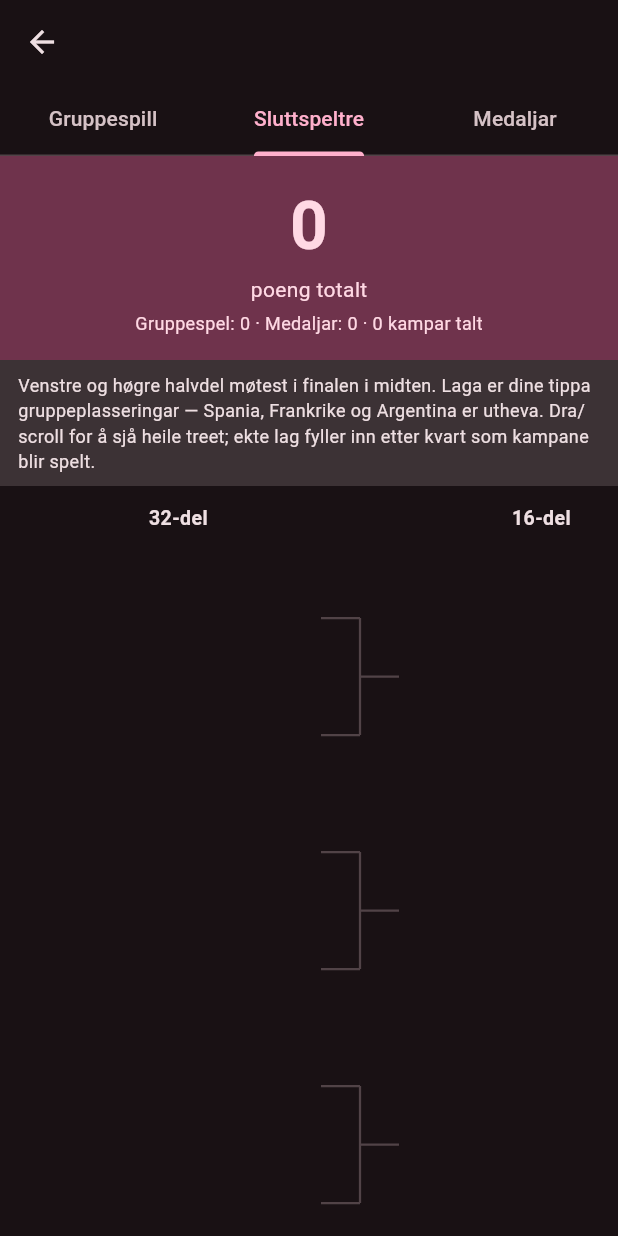
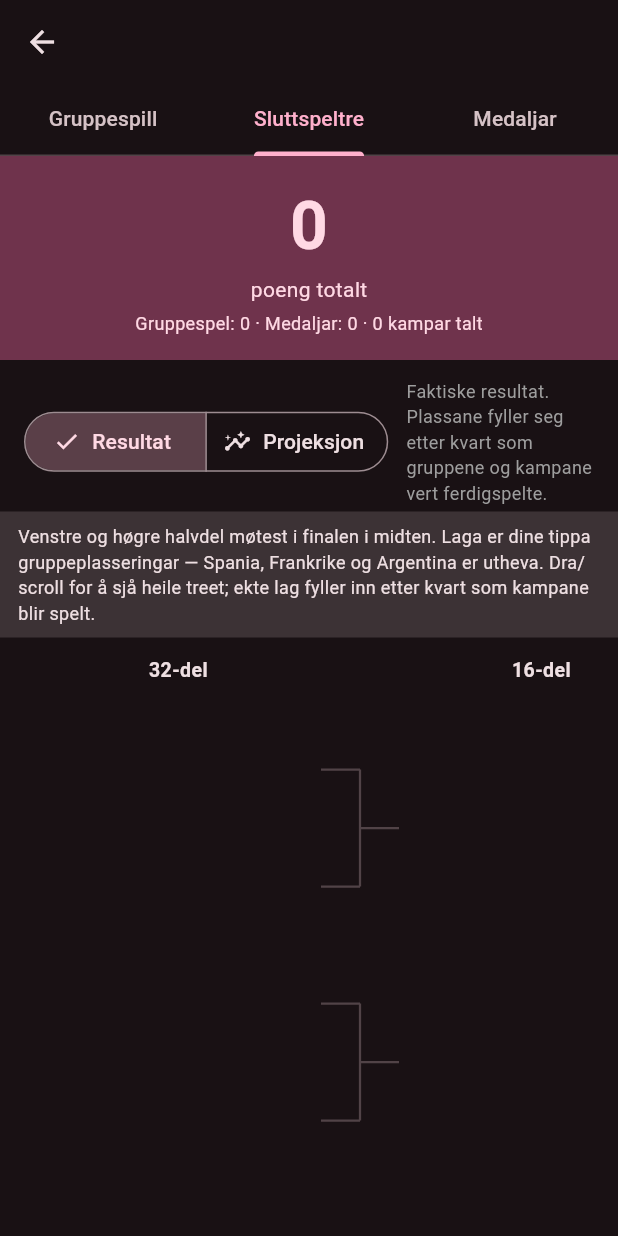
Before and after one commit to theachr/vm-tipping-2026, a Flutter app: the ParticipantPage screen opened directly with empty values, tab 2 chosen, on a phone screen of 412 x 824 dp. Run offline on Flutter 3.47's test engine with Material 3 defaults, Android fonts, the phone set to English and light mode, and no system bars; our stand-ins replace shared_preferences; accounts and stored records are empty; network calls fail.

Commit message:
Veksle sluttspeltre mellom resultat og projeksjon
Legg til ein veksleknapp i sluttspel-fana som byter mellom eit
resultatbasert tre (felles, fyller seg etter kvart som gruppene og
kampane vert ferdigspelte) og deltakaren si eiga projeksjon frå
tippingane. Treet viser resultata som standard.

Co-Authored-By: Claude Opus 4.7 <noreply@anthropic.com>

```diff
--- a/vm_tracker/lib/bracket.dart
+++ b/vm_tracker/lib/bracket.dart
@@ -34,16 +34,25 @@ class _GroupRow {
   int get gd => gf - ga;
 }
 
-/// Rik gruppetabell ut frå ein deltakar sine tippa resultat.
+/// Ein resultatkjelde for ein gruppekamp: returnerer {team1: mål, team2: mål}
+/// eller null om kampen ikkje har eit (tippa eller spelt) resultat enno.
+typedef ScoreFor = Map<String, int>? Function(MatchInfo m);
+
+/// Rik gruppetabell ut frå ei resultatkjelde (tippingar eller faktiske resultat).
 /// "Group X" -> rangerte rader (1.,2.,3.,4.).
 Map<String, List<_GroupRow>> _richStandings(
-    Participant p, List<MatchInfo> matches) {
+    ScoreFor scoreFor, List<MatchInfo> matches,
+    {bool requireComplete = false}) {
   final groups = <String, List<MatchInfo>>{};
   for (final m in matches.where((m) => m.isGroup)) {
     groups.putIfAbsent(m.group, () => []).add(m);
   }
   final out = <String, List<_GroupRow>>{};
   groups.forEach((g, ms) {
+    // I "Resultat"-modus tek vi berre med grupper som er heilt ferdigspelte,
+    // slik at uavgjorde plassar viser plassholdaren (t.d. "1A") i staden for ei
+    // tilfeldig (alfabetisk) gjetting på ein 0-0-0-tabell.
+    if (requireComplete && ms.any((m) => scoreFor(m) == null)) return;
     final pts = <String, int>{};
     final gf = <String, int>{};
     final ga = <String, int>{};
@@ -58,7 +67,7 @@ Map<String, List<_GroupRow>> _richStandings(
     for (final m in ms) {
       ensure(m.team1);
       ensure(m.team2);
-      final pred = p.forMatch(m.team1, m.team2);
+      final pred = scoreFor(m);
       if (pred == null) continue;
       final x = pred[m.team1]!, y = pred[m.team2]!;
       gf[m.team1] = gf[m.team1]! + x;
@@ -101,7 +110,7 @@ int _cmpStanding(_GroupRow a, _GroupRow b) {
 /// Returnerer kart: "Group X" -> rangerte lagnamn (1.,2.,3.,4.).
 Map<String, List<String>> predictedStandings(
     Participant p, List<MatchInfo> matches) {
-  return _richStandings(p, matches)
+  return _richStandings((m) => p.forMatch(m.team1, m.team2), matches)
       .map((g, rows) => MapEntry(g, [for (final r in rows) r.team]));
 }
 
@@ -150,12 +159,20 @@ List<int?> _matchSlots(List<List<int>> slotAllowed, int numGroups) {
 
 /// Bygg heile sluttspeltreet, runde for runde (R32 først).
 /// [winnerSide] gir faktisk vinnar-side (1/2) for ein spelt kamp, elles null.
+/// Bygg sluttspeltreet.
+/// - [scoreFor]: kjelda til gruppeplasseringane. I "Projeksjon"-modus er dette
+///   deltakaren sine tippingar; i "Resultat"-modus er det faktiske resultat.
+/// - [winnerSide]: faktisk vinnar-side (1/2) for ein spelt sluttspelkamp.
+/// I "Resultat"-modus bør [scoreFor] berre gje resultat for ferdigspelte kampar,
+/// slik at treet fyller seg etter kvart som det vert spelt.
 List<KoMatch> buildBracket({
-  required Participant participant,
+  required ScoreFor scoreFor,
   required List<MatchInfo> matches,
   required int? Function(MatchInfo) winnerSide,
+  bool requireComplete = false,
 }) {
-  final rich = _richStandings(participant, matches);
+  final rich =
+      _richStandings(scoreFor, matches, requireComplete: requireComplete);
   final standings =
       rich.map((g, rows) => MapEntry(g, [for (final r in rows) r.team]));
   final groupTeams = <String>{
@@ -213,6 +230,10 @@ List<KoMatch> buildBracket({
   }
   // --------------------------------------------------------------------------
 
+  // I "Resultat"-modus resolvar gruppeplassane berre når gruppa er ferdigspelt,
+  // så då er dei ekte (ikkje projiserte). I "Projeksjon"-modus er dei tippa.
+  final markProjected = !requireComplete;
+
   KoTeam resolveSlot(String code) {
     // Allereie eit ekte lag (gruppespel ferdig / kamp trekt).
     if (groupTeams.contains(code)) return KoTeam(code, code);
@@ -223,13 +244,13 @@ List<KoMatch> buildBracket({
       final tbl = standings['Group ${m[2]}'];
       if (tbl != null && tbl.length >= 2) {
         final t = pos == '1' ? tbl[0] : tbl[1];
-        return KoTeam(t, t, projected: true);
+        return KoTeam(t, t, projected: markProjected);
       }
       return KoTeam(null, code);
     }
     if (_thirdGroups(code) != null) {
       final t = thirdSlotToTeam[code];
-      if (t != null) return KoTeam(t, t, projected: true);
+      if (t != null) return KoTeam(t, t, projected: markProjected);
       return KoTeam(null, '3.plass');
     }
     final wl = _wlRe.firstMatch(code);
--- a/vm_tracker/lib/main.dart
+++ b/vm_tracker/lib/main.dart
@@ -726,6 +726,10 @@ class _ParticipantPageState extends State<ParticipantPage> {
   Overrides get _ovr => widget.overrides;
   List<MatchInfo> get _matches => widget.matches;
 
+  // Sluttspeltre-modus: true = faktiske resultat, false = denne deltakaren si
+  // projeksjon (tipping). Treet skal i utgangspunktet vise resultata.
+  bool _bracketResults = true;
+
   Standing get _standing => standingFor(_p, _matches, _ovr);
 
   @override
@@ -757,13 +761,59 @@ class _ParticipantPageState extends State<ParticipantPage> {
 
   Widget _bracketTab() {
     final ko = buildBracket(
-      participant: _p,
+      scoreFor: _bracketResults
+          ? (m) {
+              final a = actualResult(m, _ovr);
+              return a == null ? null : {m.team1: a[0], m.team2: a[1]};
+            }
+          : (m) => _p.forMatch(m.team1, m.team2),
       matches: _matches,
       winnerSide: (m) => winnerSideOf(m, _ovr),
+      requireComplete: _bracketResults,
     );
-    return BracketView(
-      matches: ko,
-      highlight: _p.medals.values.toSet(),
+    return Column(
+      children: [
+        Padding(
+          padding: const EdgeInsets.fromLTRB(16, 12, 16, 4),
+          child: Row(
+            children: [
+              SegmentedButton<bool>(
+                segments: const [
+                  ButtonSegment(
+                    value: true,
+                    label: Text('Resultat'),
+                    icon: Icon(Icons.sports_soccer),
+                  ),
+                  ButtonSegment(
+                    value: false,
+                    label: Text('Projeksjon'),
+                    icon: Icon(Icons.insights),
+                  ),
+                ],
+                selected: {_bracketResults},
+                onSelectionChanged: (s) =>
+                    setState(() => _bracketResults = s.first),
+              ),
+              const SizedBox(width: 12),
+              Expanded(
+                child: Text(
+                  _bracketResults
+                      ? 'Faktiske resultat. Plassane fyller seg etter kvart '
+                          'som gruppene og kampane vert ferdigspelte.'
+                      : '${_p.name} si projeksjon ut frå tippingane.',
+                  style: const TextStyle(fontSize: 12, color: Colors.grey),
+                ),
+              ),
+            ],
+          ),
+        ),
+        Expanded(
+          child: BracketView(
+            matches: ko,
+            highlight: _p.medals.values.toSet(),
+          ),
+        ),
+      ],
     );
   }
 
```
